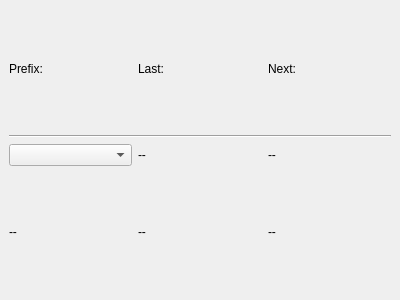
Above: cct/qtgui/dockwidgets/fsncounter/fsncounter.ui from awacha/cct before the change. Below: the same form after it.
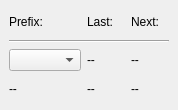
That is the form after the change.

Commit message: Dock widgets are now only closable (Non-floatable and non-movable)

What changed in the file:
```diff
--- a/cct/qtgui/dockwidgets/fsncounter/fsncounter.ui
+++ b/cct/qtgui/dockwidgets/fsncounter/fsncounter.ui
@@ -6,8 +6,8 @@
    <rect>
     <x>0</x>
     <y>0</y>
-    <width>400</width>
-    <height>300</height>
+    <width>178</width>
+    <height>110</height>
    </rect>
   </property>
   <property name="sizePolicy">
@@ -16,6 +16,9 @@
     <verstretch>0</verstretch>
    </sizepolicy>
   </property>
+  <property name="features">
+   <set>QDockWidget::DockWidgetClosable</set>
+  </property>
   <property name="allowedAreas">
    <set>Qt::TopDockWidgetArea</set>
   </property>
```
The commit also changes 4 other files.
